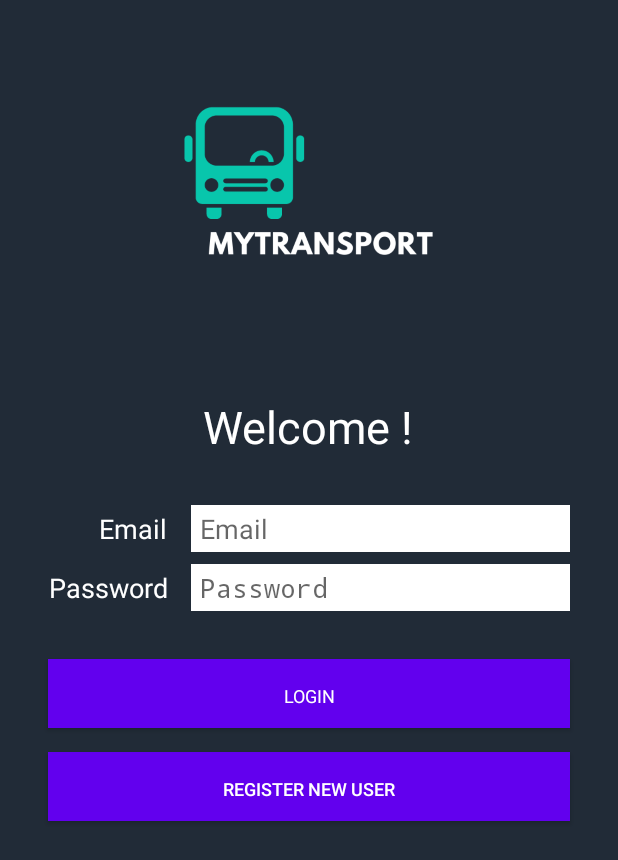
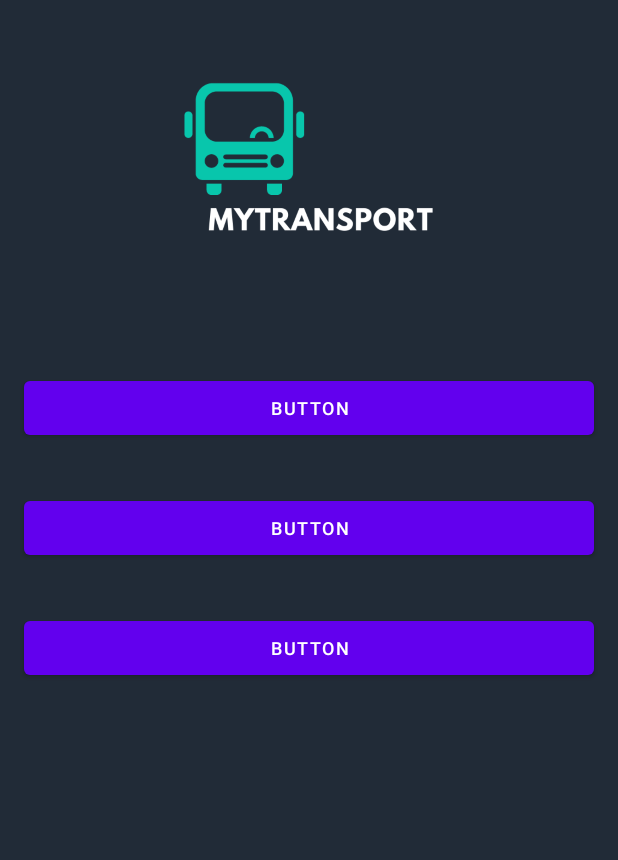
Before and after one commit to williankaza/MyTransport, an Android app: the screen it shows after launch (LoginActivity before the commit, HomeActivity after it), on a phone screen of 412 x 824 dp. Shown: the top 860 px of the screen. Run offline under Robolectric (Android 15) with nearby library versions, the phone set to English and light mode, and no system bars.

Commit message:
Criando ação de Favoritar
Criando Home

```diff
--- /dev/null
+++ b/app/src/main/java/br/com/fiap/mytransport/HomeActivity.kt
@@ -0,0 +1,11 @@
+package br.com.fiap.mytransport
+
+import androidx.appcompat.app.AppCompatActivity
+import android.os.Bundle
+
+class HomeActivity : AppCompatActivity() {
+    override fun onCreate(savedInstanceState: Bundle?) {
+        super.onCreate(savedInstanceState)
+        setContentView(R.layout.activity_home)
+    }
+}
--- a/app/src/main/java/br/com/fiap/mytransport/data/remote/BusService.kt
+++ b/app/src/main/java/br/com/fiap/mytransport/data/remote/BusService.kt
@@ -3,6 +3,7 @@ package br.com.fiap.mytransport.data.remote
 import br.com.fiap.mytransport.model.OnibusPayload
 import retrofit2.Call
 import retrofit2.http.GET
+import retrofit2.http.POST
 import retrofit2.http.Path
 
 interface BusService {
@@ -12,4 +13,8 @@ interface BusService {
 
     @GET("/onibus/{numero}")
     fun pesquisar(@Path("numero") numero: String ): Call<OnibusPayload>
+
+    @POST("/onibus/{numero}/favoritar")
+    fun atualizarFavorito(@Path("numero") numero: String): Call<OnibusPayload>
+
 }
--- a/app/src/main/java/br/com/fiap/mytransport/data/remote/mapper/BusPayloadMapper.kt
+++ b/app/src/main/java/br/com/fiap/mytransport/data/remote/mapper/BusPayloadMapper.kt
@@ -8,6 +8,7 @@ object BusPayloadMapper {
     fun map(onibus: OnibusPayload) = Onibus(
         onibus.numero,
         onibus.ativo,
-        onibus.pontos
+        onibus.favorito,
+        onibus.pontos,
     )
 }
--- a/app/src/main/java/br/com/fiap/mytransport/domain/entity/Onibus.kt
+++ b/app/src/main/java/br/com/fiap/mytransport/domain/entity/Onibus.kt
@@ -6,5 +6,6 @@ import com.google.gson.annotations.SerializedName
 data class Onibus(
     @SerializedName("numero") val numero: String,
     @SerializedName("ativo") val ativo: Boolean,
+    @SerializedName("favorito") val favorito: Boolean,
     val lsPontos: List<Pontos>
 )
--- a/app/src/main/java/br/com/fiap/mytransport/domain/repository/BusRepository.kt
+++ b/app/src/main/java/br/com/fiap/mytransport/domain/repository/BusRepository.kt
@@ -13,4 +13,10 @@ interface BusRepository {
         onComplete: (Onibus?) -> Unit,
         onError: (Throwable) -> Unit
     )
+
+    fun atualizarFavorito(
+        id: String,
+        onComplete: (Onibus?) -> Unit,
+        onError: (Throwable) -> Unit
+    )
 }
--- a/app/src/main/java/br/com/fiap/mytransport/model/OnibusPayload.kt
+++ b/app/src/main/java/br/com/fiap/mytransport/model/OnibusPayload.kt
@@ -5,6 +5,7 @@ import com.google.gson.annotations.SerializedName
 data class OnibusPayload(
     @SerializedName("numero") val numero: String,
     @SerializedName("ativo") val ativo: Boolean,
+    @SerializedName("favorito") val favorito: Boolean,
     val pontos: List<Pontos>
 )
 
--- /dev/null
+++ b/app/src/main/res/layout/activity_home.xml
@@ -0,0 +1,55 @@
+<?xml version="1.0" encoding="utf-8"?>
+<androidx.constraintlayout.widget.ConstraintLayout xmlns:android="http://schemas.android.com/apk/res/android"
+    xmlns:app="http://schemas.android.com/apk/res-auto"
+    xmlns:tools="http://schemas.android.com/tools"
+    android:layout_width="match_parent"
+    android:layout_height="match_parent"
+    android:theme="@style/FullScreen"
+    tools:context=".HomeActivity">
+
+    <ImageView
+        android:id="@+id/imageView2"
+        android:layout_width="0dp"
+        android:layout_height="200dp"
+        android:layout_marginStart="16dp"
+        android:layout_marginTop="16dp"
+        android:layout_marginEnd="16dp"
+        android:src="@drawable/mytransportlogo"
+        app:layout_constraintEnd_toEndOf="parent"
+        app:layout_constraintStart_toStartOf="parent"
+        app:layout_constraintTop_toTopOf="parent"/>
+
+    <Button
+        android:id="@+id/btHomeRoutes"
+        android:layout_width="0dp"
+        android:layout_height="wrap_content"
+        android:layout_marginTop="32dp"
+        android:text="Button"
+        android:theme="@style/Button"
+        app:layout_constraintEnd_toEndOf="@+id/imageView2"
+        app:layout_constraintStart_toStartOf="@+id/imageView2"
+        app:layout_constraintTop_toBottomOf="@+id/imageView2" />
+
+    <Button
+        android:id="@+id/btHomeAbout"
+        android:layout_width="0dp"
+        android:layout_height="wrap_content"
+        android:layout_marginTop="32dp"
+        android:text="Button"
+        android:theme="@style/Button"
+        app:layout_constraintEnd_toEndOf="@+id/btHomeRoutes"
+        app:layout_constraintStart_toStartOf="@+id/btHomeRoutes"
+        app:layout_constraintTop_toBottomOf="@+id/btHomeRoutes" />
+
+    <Button
+        android:id="@+id/btHomeLogout"
+        android:layout_width="0dp"
+        android:layout_height="wrap_content"
+        android:layout_marginTop="32dp"
+        android:text="Button"
+        android:theme="@style/Button"
+        app:layout_constraintEnd_toEndOf="@+id/btHomeAbout"
+        app:layout_constraintStart_toStartOf="@+id/btHomeAbout"
+        app:layout_constraintTop_toBottomOf="@+id/btHomeAbout" />
+
+</androidx.constraintlayout.widget.ConstraintLayout>
--- a/app/src/main/res/values/colors.xml
+++ b/app/src/main/res/values/colors.xml
@@ -3,6 +3,7 @@
     <color name="purple_200">#FFBB86FC</color>
     <color name="purple_500">#FF6200EE</color>
     <color name="purple_700">#FF3700B3</color>
+    <color name="purple_800">#212B37</color>
     <color name="teal_200">#FF03DAC5</color>
     <color name="teal_700">#FF018786</color>
     <color name="black">#FF000000</color>
--- a/app/src/main/res/values/strings.xml
+++ b/app/src/main/res/values/strings.xml
@@ -20,4 +20,8 @@
     <string name="return_to_list">Return</string>
     <string name="cancel">Cancel</string>
     <string name="register">Register</string>
+    <string name="route">Route</string>
+    <string name="go_to_routes">Go to Routes</string>
+    <string name="go_to_about">About</string>
+    <string name="logout">Logout</string>
 </resources>
--- a/app/src/main/res/values/themes.xml
+++ b/app/src/main/res/values/themes.xml
@@ -18,6 +18,8 @@
         <item name="windowActionBar">false</item>
         <item name="windowNoTitle">true</item>
         <item name="android:windowFullscreen">true</item>
+        <item name="background">@color/purple_800</item>
+        <item name="android:background">@color/purple_800</item>
     </style>
     <style name="Button">
         <item name="android:background">@color/purple_500</item>
```
Also changed, not shown: app/src/main/AndroidManifest.xml (+12 -15 lines), app/src/main/java/br/com/fiap/mytransport/data/repository/BusRepositoryImpl.kt (+27 -0 lines), app/src/main/java/br/com/fiap/mytransport/model/adapter/BusItemAdapter.kt (+35 -0 lines), app/src/main/res/layout/activity_routes.xml (+7 -5 lines), app/src/main/res/layout/activity_sign_up.xml (+24 -12 lines), app/src/main/res/layout/route_item_container.xml (+37 -11 lines), app/src/main/res/drawable/fav_heart.png (added), app/src/main/res/drawable/unfav_heart.png (added).
